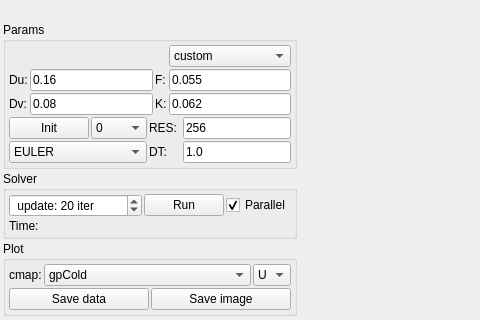
This is qt_app/mainwindow.ui in otre99/GrayScott as Qt 5 draws it before an edit; both pictures show x 0 to 480 and y 0 to 320 of the 800 by 600 pixel window. The edited form follows.
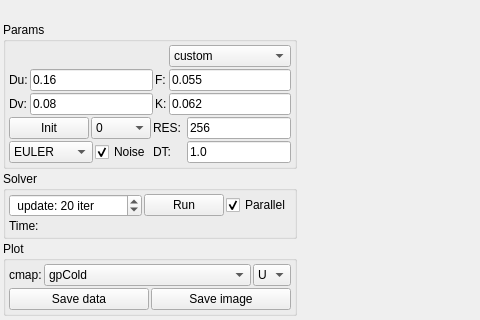
This is the edited form.

```diff
--- a/qt_app/mainwindow.ui
+++ b/qt_app/mainwindow.ui
@@ -234,7 +234,54 @@
         <property name="spacing">
          <number>2</number>
         </property>
-        <item row="0" column="0" colspan="4">
+        <item row="3" column="3">
+         <widget class="QLabel" name="label_7">
+          <property name="text">
+           <string>DT:  </string>
+          </property>
+         </widget>
+        </item>
+        <item row="3" column="4">
+         <widget class="QLineEdit" name="line_dt">
+          <property name="sizePolicy">
+           <sizepolicy hsizetype="MinimumExpanding" vsizetype="Fixed">
+            <horstretch>0</horstretch>
+            <verstretch>0</verstretch>
+           </sizepolicy>
+          </property>
+          <property name="text">
+           <string>1.0</string>
+          </property>
+         </widget>
+        </item>
+        <item row="2" column="4">
+         <widget class="QLineEdit" name="le_res">
+          <property name="text">
+           <string>256</string>
+          </property>
+         </widget>
+        </item>
+        <item row="2" column="3">
+         <widget class="QLabel" name="label_5">
+          <property name="text">
+           <string>RES: </string>
+          </property>
+         </widget>
+        </item>
+        <item row="2" column="0">
+         <widget class="QPushButton" name="push_button_init_">
+          <property name="sizePolicy">
+           <sizepolicy hsizetype="Maximum" vsizetype="Fixed">
+            <horstretch>0</horstretch>
+            <verstretch>0</verstretch>
+           </sizepolicy>
+          </property>
+          <property name="text">
+           <string>Init</string>
+          </property>
+         </widget>
+        </item>
+        <item row="0" column="0" colspan="5">
          <layout class="QGridLayout" name="gridLayout">
           <property name="spacing">
            <number>2</number>
@@ -426,54 +473,31 @@
           </item>
          </layout>
         </item>
-        <item row="2" column="3">
-         <widget class="QLineEdit" name="le_res">
-          <property name="text">
-           <string>256</string>
-          </property>
-         </widget>
-        </item>
-        <item row="2" column="2">
-         <widget class="QLabel" name="label_5">
-          <property name="text">
-           <string>RES: </string>
-          </property>
-         </widget>
-        </item>
-        <item row="2" column="0">
-         <widget class="QPushButton" name="push_button_init_">
-          <property name="sizePolicy">
-           <sizepolicy hsizetype="Maximum" vsizetype="Fixed">
-            <horstretch>0</horstretch>
-            <verstretch>0</verstretch>
-           </sizepolicy>
-          </property>
-          <property name="text">
-           <string>Init</string>
-          </property>
+        <item row="3" column="0" colspan="2">
+         <widget class="QComboBox" name="comboBoxMethod">
+          <item>
+           <property name="text">
+            <string>EULER</string>
+           </property>
+          </item>
+          <item>
+           <property name="text">
+            <string>SYM-RK2</string>
+           </property>
+          </item>
          </widget>
         </item>
         <item row="3" column="2">
-         <widget class="QLabel" name="label_7">
+         <widget class="QCheckBox" name="checkBoxNoise">
           <property name="text">
-           <string>DT:  </string>
+           <string>Noise</string>
           </property>
-         </widget>
-        </item>
-        <item row="3" column="3">
-         <widget class="QLineEdit" name="line_dt">
-          <property name="sizePolicy">
-           <sizepolicy hsizetype="MinimumExpanding" vsizetype="Fixed">
-            <horstretch>0</horstretch>
-            <verstretch>0</verstretch>
-           </sizepolicy>
+          <property name="checked">
+           <bool>true</bool>
           </property>
-          <property name="text">
-           <string>1.0</string>
-          </property>
          </widget>
         </item>
-        <item row="2" column="1">
+        <item row="2" column="1" colspan="2">
          <widget class="QComboBox" name="comboBoxPattern">
           <property name="sizePolicy">
            <sizepolicy hsizetype="Expanding" vsizetype="Fixed">
@@ -491,18 +515,9 @@
             <string>1</string>
            </property>
           </item>
-         </widget>
-        </item>
-        <item row="3" column="0" colspan="2">
-         <widget class="QComboBox" name="comboBoxMethod">
           <item>
            <property name="text">
-            <string>EULER</string>
-           </property>
-          </item>
-          <item>
-           <property name="text">
-            <string>SYM-RK2</string>
+            <string>2</string>
            </property>
           </item>
          </widget>
```
Left out of the diff: 2 changed lines with no effect on the pictures.
